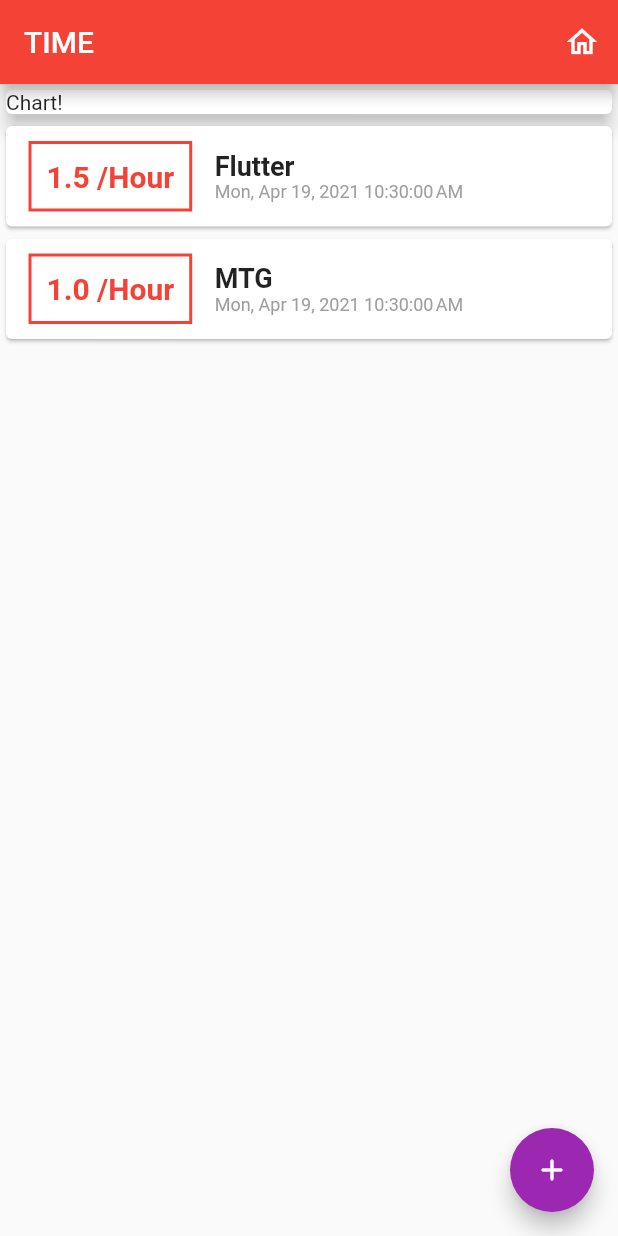
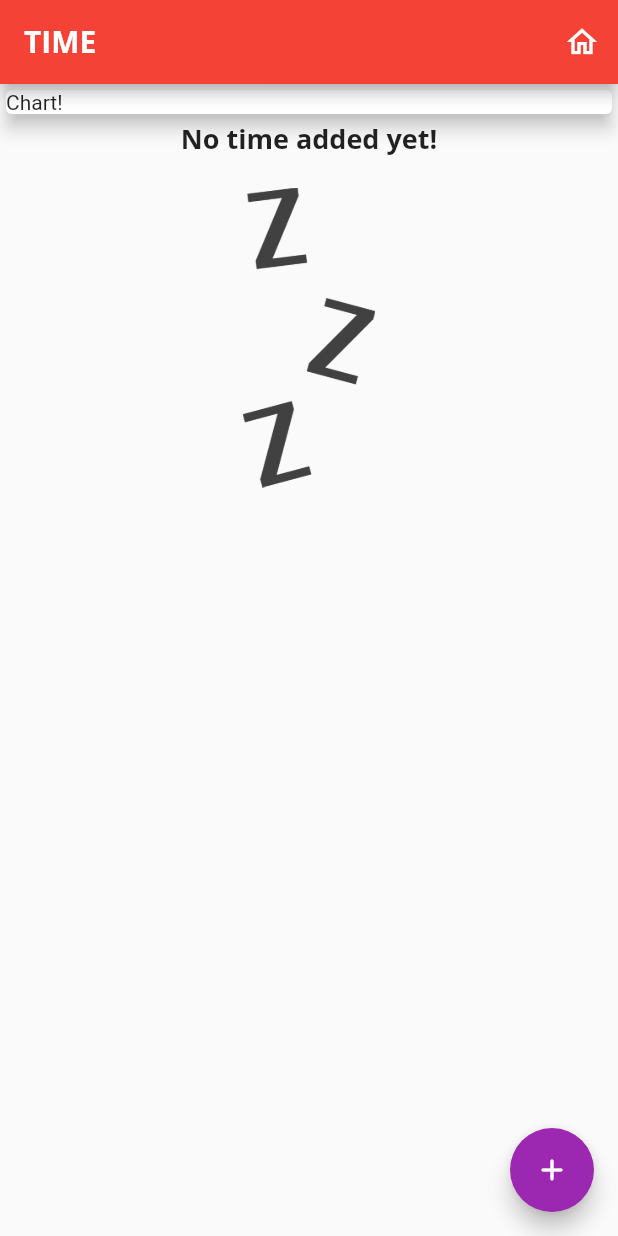
Before and after one commit to mayukohayashi/benkyoutimer_flutter, a Flutter app: the screen it shows after launch, on a phone screen of 412 x 824 dp. Run offline on Flutter 3.47's test engine with Material 2 defaults, Android fonts, the phone set to English and light mode, and no system bars.

Commit message:
add: styles

```diff
--- a/lib/main.dart
+++ b/lib/main.dart
@@ -13,7 +13,23 @@ class MyApp extends StatelessWidget {
   Widget build(BuildContext context) {
     return MaterialApp(
       title: 'APPPPPPPPP',
-      theme: ThemeData(primarySwatch: Colors.red, accentColor: Colors.purple),
+      theme: ThemeData(
+          primarySwatch: Colors.red,
+          accentColor: Colors.purple,
+          fontFamily: "Quicksand",
+          textTheme: ThemeData.light().textTheme.copyWith(
+                title: TextStyle(
+                  fontFamily: "OpenSans",
+                  fontWeight: FontWeight.bold,
+                  fontSize: 18,
+                ),
+              ),
+          appBarTheme: AppBarTheme(
+              textTheme: ThemeData.light().textTheme.copyWith(
+                  title: TextStyle(
+                      fontFamily: "OpenSans",
+                      fontSize: 20,
+                      fontWeight: FontWeight.bold)))),
       home: MyHomePage(),
     );
   }
@@ -25,20 +41,7 @@ class MyHomePage extends StatefulWidget {
 }
 
 class _MyHomePageState extends State<MyHomePage> {
-  final List<Transaction> _userTransactions = [
-    Transaction(
-      id: "t1",
-      title: "Flutter",
-      amount: 1.5,
-      date: DateTime.now(),
-    ),
-    Transaction(
-      id: "t2",
-      title: "MTG",
-      amount: 1,
-      date: DateTime.now(),
-    ),
-  ];
+  final List<Transaction> _userTransactions = [];
 
   void _addNewTransaction(String txTitle, double txAmount) {
     final newTx = Transaction(
@@ -66,12 +69,16 @@ class _MyHomePageState extends State<MyHomePage> {
     );
   }
 
+  @override
   Widget build(BuildContext context) {
     return Scaffold(
       appBar: AppBar(
         title: Text("TIME"),
         actions: <Widget>[
-          IconButton(icon: Icon(Icons.home_outlined), onPressed: () {})
+          IconButton(
+            icon: Icon(Icons.home_outlined),
+            onPressed: () => _startAddNewTransaction(context),
+          ),
         ],
       ),
       body: SingleChildScrollView(
--- a/lib/widgets/new_transaction.dart
+++ b/lib/widgets/new_transaction.dart
@@ -1,5 +1,3 @@
-import 'dart:html';
-
 import 'package:flutter/material.dart';
 import 'package:flutter/cupertino.dart';
 
@@ -54,7 +52,7 @@ class _NewTransactionState extends State<NewTransaction> {
             FlatButton(
               child: Text("Add ALL your time"),
               textColor: Colors.blue,
-              onPressed: () => submitData,
+              onPressed: submitData,
             )
           ],
         ),
--- a/lib/widgets/transaction_list.dart
+++ b/lib/widgets/transaction_list.dart
@@ -12,14 +12,33 @@ class TransactionList extends StatelessWidget {
   Widget build(BuildContext context) {
     return Container(
       height: 300,
-      child: ListView.builder(
+      child: transactions.isEmpty
+          ? Column(
+              children: <Widget>[
+                Text(
+                  "No time added yet!",
+                  style: Theme.of(context).textTheme.title,
+                ),
+                SizedBox(
+                  height: 20,
+                ),
+                Container(
+                    height: 200,
+                    child: Image.asset(
+                      "assets/images/waiting.png",
+                      fit: BoxFit.cover,
+                    )),
+              ],
+            )
+          : ListView.builder(
               // context -> なんでもいいよ
               itemBuilder: (context, index) {
                 return Card(
                   child: Row(
                     children: <Widget>[
                       Container(
-                  margin: EdgeInsets.symmetric(vertical: 10, horizontal: 15),
+                        margin:
+                            EdgeInsets.symmetric(vertical: 10, horizontal: 15),
                         decoration: BoxDecoration(
                             border: Border.all(
                           color: Theme.of(context).primaryColor,
@@ -37,11 +56,8 @@ class TransactionList extends StatelessWidget {
                       Column(
                         crossAxisAlignment: CrossAxisAlignment.start,
                         children: <Widget>[
-                    Text(
-                      transactions[index].title,
-                      style:
-                          TextStyle(fontSize: 18, fontWeight: FontWeight.bold),
-                    ),
+                          Text(transactions[index].title,
+                              style: Theme.of(context).textTheme.title),
                           Text(
                             DateFormat.yMMMEd()
                                 .add_jms()
```
Also changed, not shown: pubspec.yaml (+14 -8 lines), assets/fonts/OpenSans-Bold.ttf (added), assets/fonts/OpenSans-Regular.ttf (added), assets/fonts/Quicksand-Bold.ttf (added), assets/fonts/Quicksand-Light.ttf (added), assets/fonts/Quicksand-Medium.ttf (added), assets/fonts/Quicksand-Regular.ttf (added), assets/images/waiting.png (added). Lines whose indentation alone changed are shown as unchanged.
